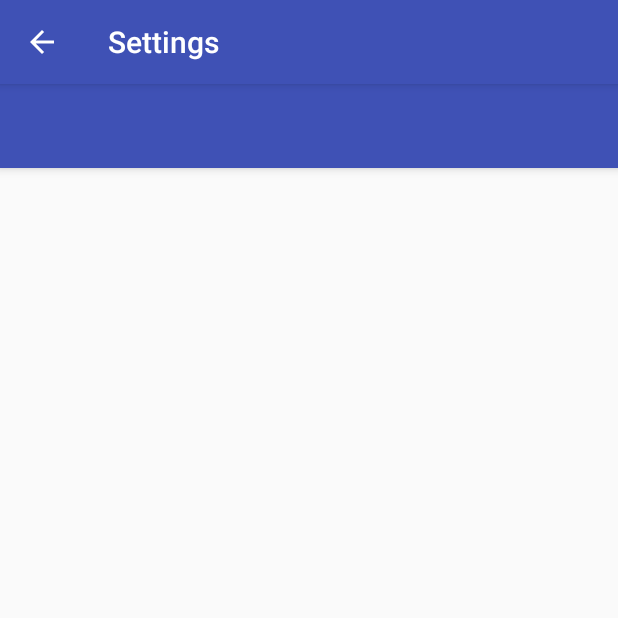
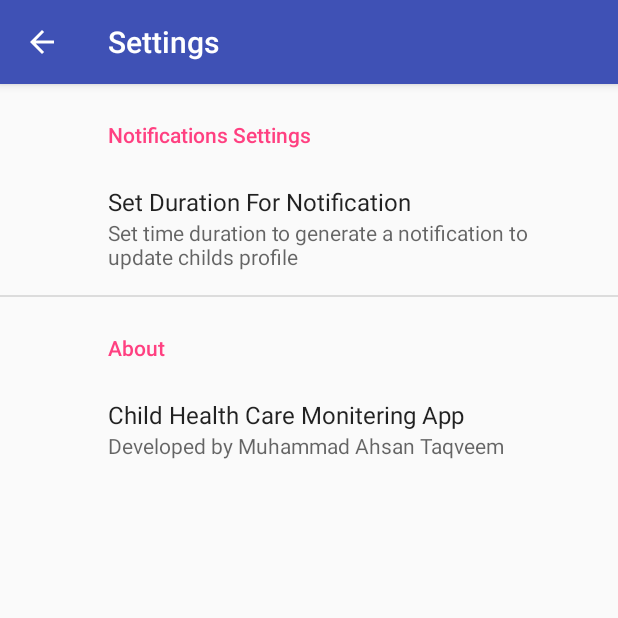
Before and after one commit to johnyhawkahsan/55-ChildHealthApp-1, an Android app: the PreferenceActivity screen opened directly, with no data from a screen before it, on a phone screen of 412 x 824 dp, the top half of it. Run offline under Robolectric (Android 15) with nearby library versions, the phone set to English and light mode, and no system bars; our stand-ins replace androidx.preference.

Commit message:
37th commit- Fixed PreferenceActivity and receiving changed items from ListPreference.

```diff
--- a/app/src/main/java/com/johnyhawkdesigns/a55_childhealthapp_1/Fragments/MedHistoryDetailFragment.java
+++ b/app/src/main/java/com/johnyhawkdesigns/a55_childhealthapp_1/Fragments/MedHistoryDetailFragment.java
@@ -3,7 +3,6 @@ package com.johnyhawkdesigns.a55_childhealthapp_1.Fragments;
 import android.arch.lifecycle.Observer;
 import android.content.Context;
 import android.content.DialogInterface;
-import android.content.Intent;
 import android.net.Uri;
 import android.os.Bundle;
 import android.support.annotation.NonNull;
@@ -17,7 +16,6 @@ import android.view.MenuInflater;
 import android.view.MenuItem;
 import android.view.View;
 import android.view.ViewGroup;
-import android.widget.Button;
 import android.widget.ImageView;
 import android.widget.TextView;
 
@@ -130,7 +128,7 @@ public class MedHistoryDetailFragment extends Fragment {
     @Override
     public void onCreateOptionsMenu(Menu menu, MenuInflater inflater) {
         super.onCreateOptionsMenu(menu, inflater);
-        inflater.inflate(R.menu.menu_child_details, menu);
+        inflater.inflate(R.menu.menu_children, menu);
     }
 
     @Override
--- a/app/src/main/java/com/johnyhawkdesigns/a55_childhealthapp_1/Fragments/MedHistoryListFragment.java
+++ b/app/src/main/java/com/johnyhawkdesigns/a55_childhealthapp_1/Fragments/MedHistoryListFragment.java
@@ -141,14 +141,14 @@ public class MedHistoryListFragment extends Fragment{
     @Override
     public void onCreateOptionsMenu(Menu menu, MenuInflater inflater) {
         super.onCreateOptionsMenu(menu, inflater);
-        inflater.inflate(R.menu.menu_main, menu);
+        inflater.inflate(R.menu.menu_med_record, menu);
     }
 
     @Override
     public boolean onOptionsItemSelected(MenuItem item) {
         switch (item.getItemId()) {
 
-            case R.id.action_delete:
+            case R.id.delete_med_record:
                 Log.d(TAG, "onOptionsItemSelected: delete all med record");
 
                 // Build alert dialog for confirmation
--- a/app/src/main/java/com/johnyhawkdesigns/a55_childhealthapp_1/MainActivity.java
+++ b/app/src/main/java/com/johnyhawkdesigns/a55_childhealthapp_1/MainActivity.java
@@ -21,7 +21,7 @@ import android.widget.TextView;
 import com.johnyhawkdesigns.a55_childhealthapp_1.Fragments.AddEditMedHistoryFragment;
 import com.johnyhawkdesigns.a55_childhealthapp_1.activities.AddEditChildActivity;
 import com.johnyhawkdesigns.a55_childhealthapp_1.activities.ChildDetailActivity;
-import com.johnyhawkdesigns.a55_childhealthapp_1.activities.SettingsActivity;
+import com.johnyhawkdesigns.a55_childhealthapp_1.activities.PreferenceActivity;
 import com.johnyhawkdesigns.a55_childhealthapp_1.adapter.ChildListAdapter;
 import com.johnyhawkdesigns.a55_childhealthapp_1.database.ChildViewModel;
 import com.johnyhawkdesigns.a55_childhealthapp_1.model.Child;
@@ -193,7 +193,7 @@ public class MainActivity extends AppCompatActivity implements AddEditMedHistory
             case R.id.action_settings:
                 Log.d(TAG, "onOptionsItemSelected: open settings");
 
-                Intent settingsIntent = new Intent(MainActivity.this, SettingsActivity.class);
+                Intent settingsIntent = new Intent(MainActivity.this, PreferenceActivity.class);
                 startActivity(settingsIntent);
 
                 return true;
--- a/app/src/main/java/com/johnyhawkdesigns/a55_childhealthapp_1/activities/ChildDetailActivity.java
+++ b/app/src/main/java/com/johnyhawkdesigns/a55_childhealthapp_1/activities/ChildDetailActivity.java
@@ -140,7 +140,7 @@ public class ChildDetailActivity extends AppCompatActivity {
     @Override
     public boolean onCreateOptionsMenu(Menu menu) {
         MenuInflater inflater = getMenuInflater();
-        inflater.inflate(R.menu.menu_child_details, menu);
+        inflater.inflate(R.menu.menu_children, menu);
         return super.onCreateOptionsMenu(menu);
     }
 
--- a/app/src/main/java/com/johnyhawkdesigns/a55_childhealthapp_1/activities/PreferenceActivity.java
+++ b/app/src/main/java/com/johnyhawkdesigns/a55_childhealthapp_1/activities/PreferenceActivity.java
@@ -1,11 +1,15 @@
 package com.johnyhawkdesigns.a55_childhealthapp_1.activities;
 
 import android.os.Bundle;
+import android.support.v7.preference.Preference;
+import android.preference.PreferenceManager;
 import android.support.annotation.Nullable;
 import android.support.v4.app.FragmentTransaction;
 import android.support.v7.app.AppCompatActivity;
 import android.support.v7.preference.PreferenceFragmentCompat;
-import android.support.v7.widget.Toolbar;
+import android.support.v7.preference.ListPreference;
+
+import android.util.Log;
 
 import com.johnyhawkdesigns.a55_childhealthapp_1.R;
 
@@ -15,8 +19,6 @@ public class PreferenceActivity extends AppCompatActivity{
     protected void onCreate(@Nullable Bundle savedInstanceState) {
         super.onCreate(savedInstanceState);
         setContentView(R.layout.activity_settings);
-        Toolbar toolbar = findViewById(R.id.toolbar);
-        setSupportActionBar(toolbar);
 
         SettingsFragment settingsFragment = new SettingsFragment();
 
@@ -26,12 +28,85 @@ public class PreferenceActivity extends AppCompatActivity{
 
     }
 
+
     public static class SettingsFragment extends PreferenceFragmentCompat {
+
+        private static final String TAG = SettingsFragment.class.getSimpleName();
 
         @Override
         public void onCreatePreferences(Bundle savedInstanceState, String rootKey) {
             // Load the preferences from an XML resource
-            setPreferencesFromResource(R.xml.pref_settings, rootKey);
+            // setPreferencesFromResource(R.xml.pref_settings, rootKey);
+            addPreferencesFromResource(R.xml.pref_settings);
+
+            // Bind the summaries of EditText/List preferences to their values. When their values change, their summaries are updated to reflect the new value, per the Android Design guidelines.
+            bindPreferenceSummaryToValue(findPreference(getString(R.string.pref_key_duration)));
+            //bindPreferenceSummaryToValue(findPreference("example_list"));
         }
+
+
+        // Method to bind Preferences to value stored in our SharedPreferences using key value pair i.e; "key_duration" key to retrieve value
+        // Attaches a listener so the summary is always updated with the preference value. Also fires the listener once, to initialize the summary (so it shows up before the value is changed.
+        private static void bindPreferenceSummaryToValue(Preference preference) {
+            preference.setOnPreferenceChangeListener(sBindPreferenceSummaryToValueListener);
+
+            sBindPreferenceSummaryToValueListener.onPreferenceChange(preference,
+                    PreferenceManager
+                            .getDefaultSharedPreferences(preference.getContext())
+                            .getString(preference.getKey(), ""));
+        }
+
+
+        /**
+         * A preference value change listener that updates the preference's summary to reflect its new value.
+         */
+        private static Preference.OnPreferenceChangeListener sBindPreferenceSummaryToValueListener = new Preference.OnPreferenceChangeListener() {
+            @Override
+            public boolean onPreferenceChange(Preference preference, Object newValue) {
+                String stringValue = newValue.toString();
+                Log.d(TAG, "onPreferenceChange: newValue = " + stringValue);
+
+                //We want to fetch weather task again if unit is changed from metric to imperial
+
+                //If this preference is a list Preference, we need to retrieve correct data according to index values because they were stored using array (Unit is ListPreference)
+                if (preference instanceof android.support.v7.preference.ListPreference) {
+                    // For list preferences, look up the correct display value in the preference's 'entries' list (since they have separate labels/values).
+                    ListPreference listPreference = (ListPreference) preference;
+                    int index = listPreference.findIndexOfValue(stringValue);
+                    Log.d(TAG, "onPreferenceChange: index of List Item = " + index);
+
+                    // Set the summary to reflect the new value.
+                   if (index >= 0) {
+                        preference.setSummary(listPreference.getEntries()[index]);
+                    }
+
+                }
+                else {
+                    //Our data falls within this category because it's something other than ListPreference
+                    Log.d(TAG, "onPreferenceChange: else = something other than ListPreference");
+                    //preference.setSummary(stringValue);
+                }
+                return true;
+            }
+        };
+
+
+
+
+
     }
+
+
+
+
+
+
+
+
+
+
+
+
+
+
 }
--- a/app/src/main/res/layout/activity_settings.xml
+++ b/app/src/main/res/layout/activity_settings.xml
@@ -5,20 +5,6 @@
     android:layout_width="match_parent"
     android:layout_height="match_parent"
     tools:context=".activities.SettingsActivity">
-
-    <android.support.design.widget.AppBarLayout
-        android:layout_width="match_parent"
-        android:layout_height="wrap_content"
-        android:theme="@style/AppTheme.AppBarOverlay">
-
-        <android.support.v7.widget.Toolbar
-            android:id="@+id/toolbar"
-            android:layout_width="match_parent"
-            android:layout_height="?attr/actionBarSize"
-            android:background="?attr/colorPrimary"
-            app:popupTheme="@style/AppTheme.PopupOverlay" />
-
-    </android.support.design.widget.AppBarLayout>
 
     <android.support.constraint.ConstraintLayout
         android:layout_width="match_parent"
--- a/app/src/main/res/values/strings.xml
+++ b/app/src/main/res/values/strings.xml
@@ -25,24 +25,16 @@
     <string name="pref_header_general">General</string>
 
     <string name="pref_title_social_recommendations">Enable social recommendations</string>
-    <string name="pref_description_social_recommendations">Recommendations for people to contact
-        based on your message history
-    </string>
+
 
     <string name="pref_title_display_name">Display name</string>
     <string name="pref_default_display_name">John Smith</string>
 
-    <string name="pref_title_add_friends_to_messages">Add friends to messages</string>
-    <string-array name="pref_example_list_titles">
-        <item>Always</item>
-        <item>When possible</item>
-        <item>Never</item>
-    </string-array>
-    <string-array name="pref_example_list_values">
-        <item>1</item>
-        <item>0</item>
-        <item>-1</item>
-    </string-array>
+    <string name="pref_notification_duration">Set Duration For Notification</string>
+
+
+
+
 
     <!-- Example settings for Data & Sync -->
     <string name="pref_header_data_sync">Data &amp; sync</string>
@@ -91,5 +83,24 @@
 
     <string name="pref_title_vibrate">Vibrate</string>
 
+    <string name="pref_description">Set time duration to generate a notification to update childs profile</string>
+
+    <string name="pref_key_duration" translatable="false">duration</string>
+
+    <string-array name="pref_profile_update_time">
+        <item>1 Month</item>
+        <item>2 Month</item>
+        <item>3 Month</item>
+        <item>6 Month</item>
+        <item>1 Year</item>
+    </string-array>
+
+    <string-array name="pref_month_times">
+        <item>1</item>
+        <item>2</item>
+        <item>3</item>
+        <item>6</item>
+        <item>12</item>
+    </string-array>
 
 </resources>
--- a/app/src/main/res/xml/pref_settings.xml
+++ b/app/src/main/res/xml/pref_settings.xml
@@ -1,64 +1,33 @@
 <?xml version="1.0" encoding="utf-8"?>
-<PreferenceScreen xmlns:android="http://schemas.android.com/apk/res/android">
-
-    <?xml version="1.0" encoding="utf-8"?>
     <PreferenceScreen
         xmlns:android="http://schemas.android.com/apk/res/android">
         <PreferenceCategory
-            android:title="Login"
+            android:title="Notifications Settings"
             android:key="pref_key_login_settings">
 
-            <Preference
-                android:key="Login"
-                android:title="Change Password"
-                />
+            <!-- NOTE: Hide buttons to simplify the UI. Users can touch outside the dialog to dismiss it. -->
+            <!-- NOTE: ListPreference's summary should be set to its value by the activity code. -->
+            <ListPreference
+                android:defaultValue="1"
+                android:entries="@array/pref_profile_update_time"
+                android:entryValues="@array/pref_month_times"
+                android:key="@string/pref_key_duration"
+                android:negativeButtonText="Cancel"
+                android:positiveButtonText="OK"
+                android:title="@string/pref_notification_duration"
+                android:summary="@string/pref_description"/>
 
-            <EditTextPreference
-                android:key="Login"
-                android:title="Change Password Hint"
-                />
         </PreferenceCategory>
 
-        <PreferenceCategory
-            android:title="Security"
-            android:key="pref_key_security_settings">
-
-            <SwitchPreference
-                android:key="Login"
-                android:title="Auto Lock"
-                android:summary="Always prompt password login when the app is inactive for a while"
-                />
-
-        </PreferenceCategory>
 
         <PreferenceCategory
             android:title="About"
             android:key="pref_key_about_settings">
 
             <Preference
-                android:key="Login"
-                android:title="Upgrade"
-                android:summary="Pro for peace of mind or be a Patron to support our work"
-                />
-
-            <Preference
-                android:key="Login"
-                android:title="❤ LuaPass"
-                android:summary="Rate LuaPass on Play Store"
-                />
-
-            <Preference
-                android:key="Login"
-                android:title="Feedback"
-                android:summary="Email us for question, suggestion or bug report"
-                />
-
-            <Preference
-                android:key="Login"
-                android:title="Version"
-                />
+                android:key="about"
+                android:title="Child Health Care Monitering App"
+                android:summary="Developed by Muhammad Ahsan Taqveem" />
 
         </PreferenceCategory>
     </PreferenceScreen>
-
-</PreferenceScreen>
```
Also changed, not shown: app/src/main/AndroidManifest.xml (+0 -9 lines), app/src/main/java/com/johnyhawkdesigns/a55_childhealthapp_1/activities/SettingsActivity.java (deleted, +0 -210 lines), app/src/main/res/menu/menu_med_record.xml (added, +12 -0 lines), app/src/main/res/xml/pref_general.xml (deleted, +0 -76 lines), app/src/main/res/xml/pref_headers.xml (deleted, +0 -11 lines), app/src/main/res/menu/menu_children.xml (renamed from app/src/main/res/menu/menu_child_details.xml).
